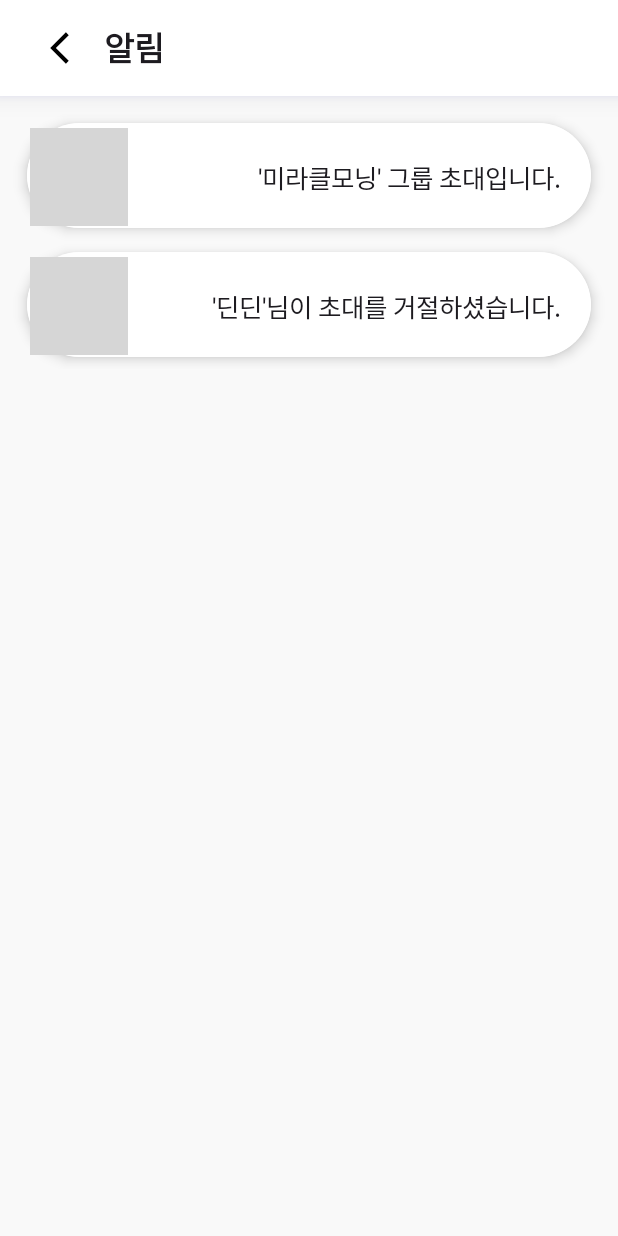
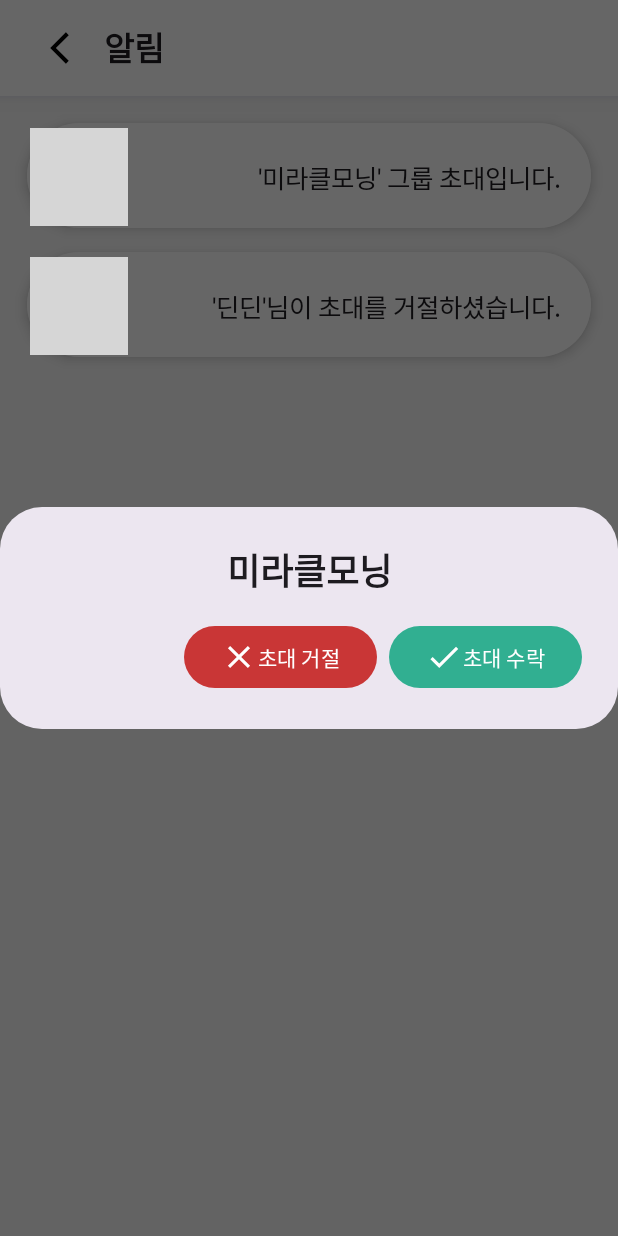
Before and after one commit to slembers/Alarmony, an Android app built with Jetpack Compose: the screen it shows after launch (NotificationActivity), after a tap on "'미라클모닝' 그룹 초대입니다.", on a phone screen of 412 x 824 dp. Run offline under Robolectric (Android 15) with nearby library versions, the phone set to English and light mode, and no system bars; pictures from the network do not load; Roboto replaces fonts that are not available here; grey boxes are pictures that could not be loaded.

Commit message:
feat : 그룹 초대 알림 notification dialog 작업 중

```diff
--- a/android/app/src/main/java/com/slembers/alarmony/feature/alarm/NotificationActivity.kt
+++ b/android/app/src/main/java/com/slembers/alarmony/feature/alarm/NotificationActivity.kt
@@ -1,10 +1,10 @@
 package com.slembers.alarmony.feature.alarm
 
 import android.os.Bundle
+import android.view.View
 import android.widget.Toast
 import androidx.activity.ComponentActivity
 import androidx.activity.compose.setContent
-import androidx.compose.foundation.Image
 import androidx.compose.foundation.background
 import androidx.compose.foundation.clickable
 import androidx.compose.foundation.layout.Arrangement
@@ -15,42 +15,40 @@ import androidx.compose.foundation.layout.height
 import androidx.compose.foundation.layout.padding
 import androidx.compose.foundation.layout.size
 import androidx.compose.foundation.lazy.LazyColumn
-import androidx.compose.foundation.shape.CircleShape
 import androidx.compose.foundation.shape.RoundedCornerShape
+import androidx.compose.material.MaterialTheme.colors
 import androidx.compose.material.icons.Icons
 import androidx.compose.material.icons.outlined.ArrowBackIos
+import androidx.compose.material.icons.outlined.Check
+import androidx.compose.material.icons.outlined.Close
+import androidx.compose.material3.AlertDialog
+import androidx.compose.material3.Button
+import androidx.compose.material3.ButtonColors
+import androidx.compose.material3.ButtonDefaults
 import androidx.compose.material3.Card
 import androidx.compose.material3.CardDefaults
 import androidx.compose.material3.ExperimentalMaterial3Api
 import androidx.compose.material3.Icon
 import androidx.compose.material3.IconButton
 import androidx.compose.material3.Scaffold
-import androidx.compose.material3.Surface
 import androidx.compose.material3.Text
 import androidx.compose.material3.TopAppBar
 import androidx.compose.material3.TopAppBarDefaults
-import androidx.compose.material3.contentColorFor
 import androidx.compose.runtime.Composable
+import androidx.compose.runtime.mutableStateOf
+import androidx.compose.runtime.remember
 import androidx.compose.ui.Alignment
 import androidx.compose.ui.Modifier
-import androidx.compose.ui.draw.clip
 import androidx.compose.ui.draw.shadow
 import androidx.compose.ui.graphics.Color
-import androidx.compose.ui.layout.ContentScale
 import androidx.compose.ui.platform.LocalContext
-import androidx.compose.ui.res.painterResource
 import androidx.compose.ui.text.font.FontWeight
+import androidx.compose.ui.text.style.TextAlign
 import androidx.compose.ui.tooling.preview.Preview
 import androidx.compose.ui.unit.dp
 import androidx.compose.ui.unit.sp
 import coil.compose.AsyncImage
-import coil.compose.AsyncImagePainter
-import coil.compose.rememberAsyncImagePainter
-import coil.compose.rememberImagePainter
 import coil.request.ImageRequest
-import com.bumptech.glide.integration.compose.GlideImage
-import com.slembers.alarmony.R
-import com.slembers.alarmony.feature.alarm.ui.theme.AlarmonyTheme
 import com.slembers.alarmony.feature.common.ui.theme.notosanskr
 import com.slembers.alarmony.feature.common.ui.theme.toColor
 
@@ -103,18 +101,10 @@ fun NotificationScaffold() {
                     .padding(10.dp)
                     .padding(innerPadding)
             ) {
-                val context = LocalContext.current
-                val onListItemClick = { text : String ->
-                    Toast.makeText(
-                        context,
-                        text,
-                        Toast.LENGTH_SHORT
-                    ).show()
-                }
                 val itemArray = notiSample
                 LazyColumn{
                     items(itemArray.size) {model ->
-                        MyNotiItem(item = itemArray[model], onItemClick=onListItemClick)
+                        MyNotiItem(item = itemArray[model])
                     }
                 }
             }
@@ -124,7 +114,8 @@ fun NotificationScaffold() {
 }
 
 @Composable
-fun MyNotiItem(item : Noti, onItemClick: (String) -> Unit) {
+fun MyNotiItem(item : Noti) {
+    val isClicked = remember { mutableStateOf(false)  }
     Card(
         modifier = Modifier
             .padding(8.dp)
@@ -137,7 +128,11 @@ fun MyNotiItem(item : Noti, onItemClick: (String) -> Unit) {
             )
             .background(Color.White)
             .fillMaxWidth()
-            .clickable { onItemClick("Hello") },
+            .clickable {
+                if (item.type) {
+                    isClicked.value = true
+                }
+            },
         shape = RoundedCornerShape(50.dp),
         colors = CardDefaults.cardColors(containerColor = "#FFFFFF".toColor()))
 
@@ -160,6 +155,9 @@ fun MyNotiItem(item : Noti, onItemClick: (String) -> Unit) {
                 fontSize = 17.sp
             )
         }
+        if (isClicked.value) {
+            GroupNoti(item)
+        }
 
     }
 }
@@ -169,3 +167,57 @@ fun MyNotiItem(item : Noti, onItemClick: (String) -> Unit) {
 fun NotificationPreview() {
     NotificationScaffold()
 }
+
+@Composable
+fun GroupNoti(item : Noti) {
+    val openDialog = remember { mutableStateOf(true)  }
+    if (openDialog.value) {
+
+        AlertDialog(
+            onDismissRequest = {
+                openDialog.value = false
+            },
+            title = {
+                Text(
+                    modifier = Modifier.fillMaxWidth(),
+                    text = item.content.substring(1, item.content.length-11),
+                    fontWeight = FontWeight.Bold,
+                    textAlign = TextAlign.Center)
+            },
+            confirmButton = {
+                Button(
+
+                    onClick = {
+                        openDialog.value = false
+                    },
+                    colors = ButtonDefaults.buttonColors(containerColor = "#31AF91".toColor()),
+                    ) {
+                    Icon(
+                        imageVector = Icons.Outlined.Check,
+                        contentDescription = "Notification",
+                        tint = Color.White,
+                        modifier = Modifier.size(25.dp)
+                    )
+                    Text("초대 수락")
+                }
+            },
+            dismissButton = {
+                Button(
+
+                    onClick = {
+                        openDialog.value = false
+                    },
+                    colors = ButtonDefaults.buttonColors(containerColor = "#C93636".toColor())
+                    ) {
+                    Icon(
+                        imageVector = Icons.Outlined.Close,
+                        contentDescription = "Notification",
+                        tint = Color.White,
+                        modifier = Modifier.size(25.dp)
+                    )
+                    Text(text = "초대 거절")
+                }
+            }
+        )
+    }
+}
```
